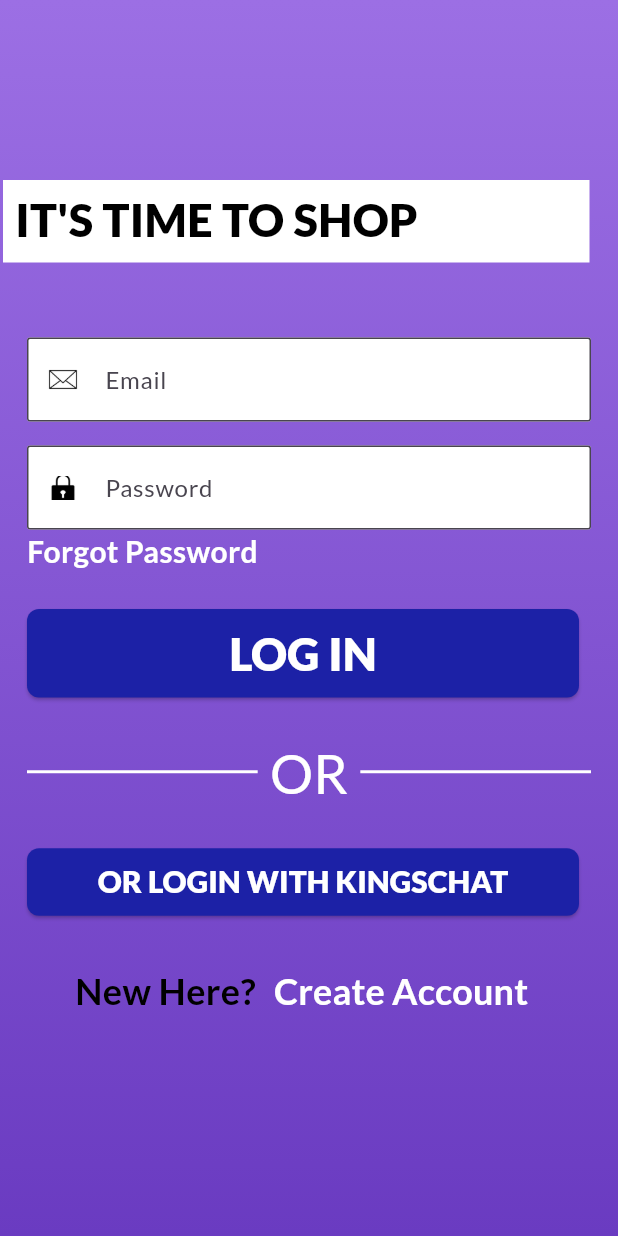
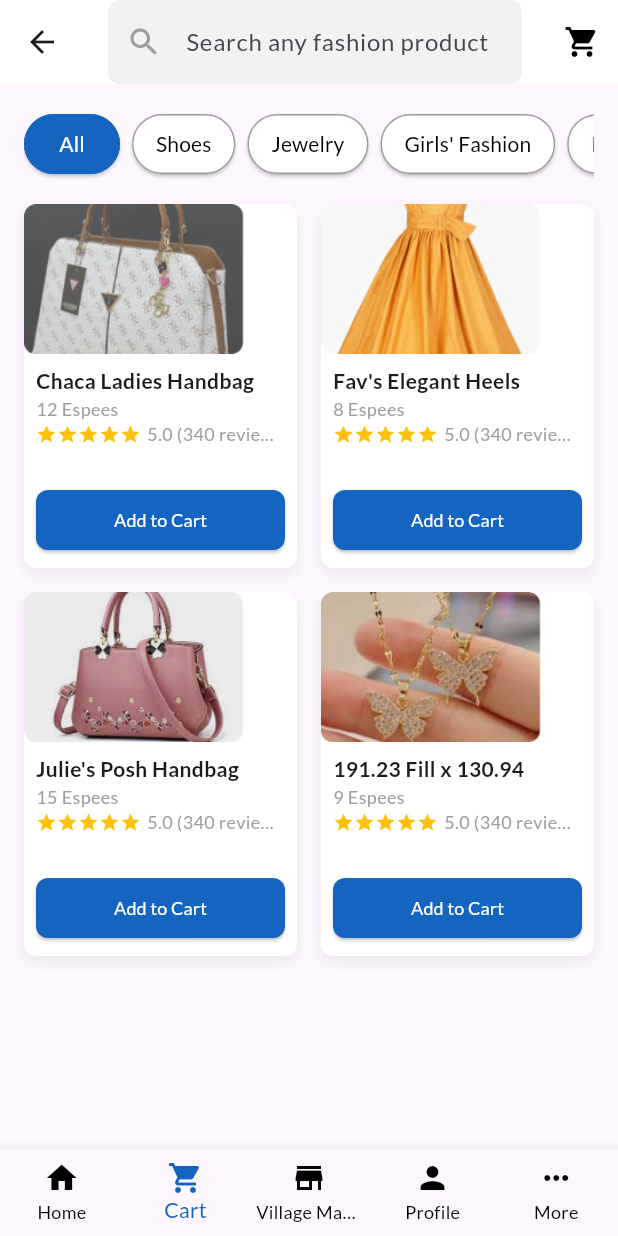
Before and after one commit to ZION9092/KingsChat, a Flutter app: the LoginPage screen opened directly, after a tap on "LOG IN", on a phone screen of 412 x 824 dp. Run offline on Flutter 3.47's test engine with Material 3 defaults, Android fonts, the phone set to English and light mode, and no system bars; drawn by our look-alikes of flutter_rating_bar; our stand-ins replace get.

Commit message:
Homepage and Product details screen

```diff
--- /dev/null
+++ b/lib/pages/home_page.dart
@@ -0,0 +1,237 @@
+import 'package:flutter/material.dart';
+import 'package:flutter_rating_bar/flutter_rating_bar.dart';
+
+class HomePage extends StatelessWidget {
+  const HomePage({Key? key}) : super(key: key);
+
+  @override
+  Widget build(BuildContext context) {
+    return Scaffold(
+      appBar: AppBar(
+        backgroundColor: Colors.white,
+        elevation: 0,
+        title: const TextField(
+          decoration: InputDecoration(
+            hintText: "Search any fashion product",
+            prefixIcon: Icon(Icons.search, color: Colors.grey),
+            border: OutlineInputBorder(
+              borderRadius: BorderRadius.all(Radius.circular(8)),
+              borderSide: BorderSide.none,
+            ),
+            fillColor: Color(0xFFF2F2F2),
+            filled: true,
+          ),
+        ),
+        actions: [
+          IconButton(
+            icon: const Icon(Icons.shopping_cart, color: Colors.black),
+            onPressed: () {},
+          ),
+        ],
+      ),
+      body: Padding(
+        padding: const EdgeInsets.all(16.0),
+        child: Column(
+          crossAxisAlignment: CrossAxisAlignment.start,
+          children: [
+            // Filter Categories
+            SingleChildScrollView(
+              scrollDirection: Axis.horizontal,
+              child: Row(
+                children: [
+                  _buildFilterButton("All", isSelected: true),
+                  _buildFilterButton("Shoes"),
+                  _buildFilterButton("Jewelry"),
+                  _buildFilterButton("Girls' Fashion"),
+                  _buildFilterButton("Belts"),
+                ],
+              ),
+            ),
+            const SizedBox(height: 16),
+            // Product Grid
+            Expanded(
+              child: GridView.builder(
+                gridDelegate: const SliverGridDelegateWithFixedCrossAxisCount(
+                  crossAxisCount: 2,
+                  mainAxisSpacing: 16,
+                  crossAxisSpacing: 16,
+                  childAspectRatio: 0.75,
+                ),
+                itemCount: 4,
+                itemBuilder: (context, index) {
+                  return _buildProductCard(
+                    imagePath: index == 0
+                        ? 'assets/images/handbag.png'
+                        : index == 1
+                            ? 'assets/images/gown.png'
+                            : index == 2
+                                ? 'assets/images/bag.png'
+                                : 'assets/images/necklace.png',
+                    title: index == 0
+                        ? "Chaca Ladies Handbag"
+                        : index == 1
+                            ? "Fav's Elegant Heels"
+                            : index == 2
+                                ? "Julie's Posh Handbag"
+                                : "191.23 Fill x 130.94",
+                    price: index == 0
+                        ? "12 Espees"
+                        : index == 1
+                            ? "8 Espees"
+                            : index == 2
+                                ? "15 Espees"
+                                : "9 Espees",
+                    rating: 5.0,
+                    reviews: 340,
+                  );
+                },
+              ),
+            ),
+          ],
+        ),
+      ),
+      bottomNavigationBar: BottomNavigationBar(
+        currentIndex: 1,
+        type: BottomNavigationBarType.fixed,
+        selectedItemColor: Colors.blue[800],
+        unselectedItemColor: Colors.black,
+        items: const [
+          BottomNavigationBarItem(icon: Icon(Icons.home), label: "Home"),
+          BottomNavigationBarItem(icon: Icon(Icons.shopping_cart), label: "Cart"),
+          BottomNavigationBarItem(icon: Icon(Icons.store), label: "Village Market"),
+          BottomNavigationBarItem(icon: Icon(Icons.person), label: "Profile"),
+          BottomNavigationBarItem(icon: Icon(Icons.more_horiz), label: "More"),
+        ],
+      ),
+    );
+  }
+
+  Widget _buildFilterButton(String text, {bool isSelected = false}) {
+    return Padding(
+      padding: const EdgeInsets.only(right: 8.0),
+      child: ElevatedButton(
+        style: ElevatedButton.styleFrom(
+          backgroundColor: isSelected ? Colors.blue[800] : Colors.white,
+          foregroundColor: isSelected ? Colors.white : Colors.black,
+          padding: const EdgeInsets.symmetric(horizontal: 16),
+          shape: RoundedRectangleBorder(
+            borderRadius: BorderRadius.circular(20),
+            side: BorderSide(color: isSelected ? Colors.blue[800]! : Colors.grey),
+          ),
+        ),
+        onPressed: () {
+          // Filter action
+        },
+        child: Text(text),
+      ),
+    );
+  }
+
+  Widget _buildProductCard({
+    required String imagePath,
+    required String title,
+    required String price,
+    required double rating,
+    required int reviews,
+  }) {
+    return Container(
+      decoration: BoxDecoration(
+        color: Colors.white,
+        borderRadius: BorderRadius.circular(8),
+        boxShadow: [
+          BoxShadow(
+            color: Colors.grey.withOpacity(0.2),
+            blurRadius: 8,
+            offset: const Offset(0, 4),
+          ),
+        ],
+      ),
+      child: Column(
+        crossAxisAlignment: CrossAxisAlignment.start,
+        children: [
+          // Product Image
+          ClipRRect(
+            borderRadius: const BorderRadius.only(
+              topLeft: Radius.circular(8),
+              topRight: Radius.circular(8),
+            ),
+            child: Image.asset(
+              imagePath,
+              height: 100,
+              fit: BoxFit.cover,
+            ),
+          ),
+          const SizedBox(height: 8),
+          // Product Title
+          Padding(
+            padding: const EdgeInsets.symmetric(horizontal: 8.0),
+            child: Text(
+              title,
+              maxLines: 1,
+              overflow: TextOverflow.ellipsis,
+              style: const TextStyle(fontWeight: FontWeight.bold, fontSize: 14),
+            ),
+          ),
+          // Product Price
+          Padding(
+            padding: const EdgeInsets.symmetric(horizontal: 8.0),
+            child: Text(
+              price,
+              style: const TextStyle(fontSize: 12, color: Colors.grey),
+            ),
+          ),
+          // Rating and Reviews
+          Padding(
+            padding: const EdgeInsets.symmetric(horizontal: 8.0),
+            child: Row(
+              children: [
+                RatingBarIndicator(
+                  rating: rating,
+                  itemBuilder: (context, index) => const Icon(
+                    Icons.star,
+                    color: Colors.amber,
+                  ),
+                  itemCount: 5,
+                  itemSize: 14,
+                ),
+                const SizedBox(width: 4),
+                Flexible(
+                  child: Text(
+                    "$rating ($reviews reviews)",
+                    style: const TextStyle(fontSize: 12, color: Colors.grey),
+                    overflow: TextOverflow.ellipsis,
+                    maxLines: 1,
+                  ),
+                ),
+              ],
+            ),
+          ),
+          const Spacer(),
+          // Add to Cart Button
+          Padding(
+            padding: const EdgeInsets.all(8.0),
+            child: SizedBox(
+              width: double.infinity,
+              child: ElevatedButton(
+                style: ElevatedButton.styleFrom(
+                  backgroundColor: Colors.blue[800],
+                  padding: const EdgeInsets.symmetric(vertical: 8),
+                  shape: RoundedRectangleBorder(
+                    borderRadius: BorderRadius.circular(8),
+                  ),
+                ),
+                onPressed: () {
+                  // Add to cart action
+                },
+                child: const Text(
+                  "Add to Cart",
+                  style: TextStyle(fontSize: 12, color: Colors.white),
+                ),
+              ),
+            ),
+          ),
+        ],
+      ),
+    );
+  }
+}
--- a/lib/pages/login_page.dart
+++ b/lib/pages/login_page.dart
@@ -1,6 +1,8 @@
 import 'package:flutter/material.dart';
 import 'package:get/get.dart';
 import 'package:project/constants/colors.dart';
+import 'package:project/pages/home_page.dart';
+import 'package:project/pages/product_details.dart';
 
 class LoginPage extends StatelessWidget {
   const LoginPage({super.key});
@@ -92,7 +94,7 @@ class LoginPage extends StatelessWidget {
                       padding: const EdgeInsets.symmetric(horizontal: 16),
                       child: ElevatedButton(
                         onPressed: () {
-                          Get.to(() => const LoginPage());
+                          Get.to(() => const HomePage());
                         },
                         style: ElevatedButton.styleFrom(
                           backgroundColor: AppColors.buttonColor,
@@ -107,7 +109,7 @@ class LoginPage extends StatelessWidget {
                             style: TextStyle(
                               color: Colors.white,
                               fontWeight: FontWeight.w800,
-                              fontSize: 30,
+                              fontSize: 20,
                             ),
                           ),
                         ),
@@ -134,7 +136,7 @@ class LoginPage extends StatelessWidget {
                             'OR',
                             style: TextStyle(
                               color: AppColors.formColor,
-                              fontSize: 36,
+                              fontSize: 20,
                               fontWeight: FontWeight.w400,
                             ),
                           ),
@@ -155,9 +157,7 @@ class LoginPage extends StatelessWidget {
                     child: Padding(
                       padding: const EdgeInsets.symmetric(horizontal: 16),
                       child: ElevatedButton(
-                        onPressed: () {
-                          Get.to(() => const LoginPage());
-                        },
+                        onPressed: () {},
                         style: ElevatedButton.styleFrom(
                           backgroundColor: AppColors.buttonColor,
                           shape: RoundedRectangleBorder(
@@ -191,7 +191,7 @@ class LoginPage extends StatelessWidget {
                           style: TextStyle(
                             color: AppColors.textColor,
                             fontWeight: FontWeight.w600,
-                            fontSize: 24,
+                            fontSize: 20,
                           ),
                         ),
                         TextButton(
@@ -199,7 +199,7 @@ class LoginPage extends StatelessWidget {
                             child: const Text(
                               "Create Account",
                               style: TextStyle(
-                                  fontSize: 24,
+                                  fontSize: 20,
                                   color: AppColors.formColor,
                                   fontWeight: FontWeight.w600),
                                   textAlign: TextAlign.center,
--- a/pubspec.yaml
+++ b/pubspec.yaml
@@ -36,6 +36,7 @@ dependencies:
   # Use with the CupertinoIcons class for iOS style icons.
   cupertino_icons: ^1.0.8
   get: ^4.6.6
+  flutter_rating_bar: ^4.0.1
 
 dev_dependencies:
   flutter_test:
```
Also changed, not shown: lib/pages/create_account_page.dart (+4 -3 lines), lib/pages/product_details.dart (added, +229 -0 lines), assets/images/bag.png (added), assets/images/gown.png (added), assets/images/handbag.png (added), assets/images/necklace.png (added), assets/images/sneakers.png (added), pubspec.lock.
